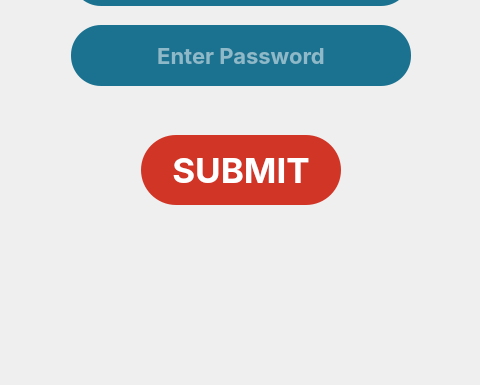
Above: Project/mainwindow.ui from MuhammadHuzaifak2025/DSA_PROJECT before the change; both pictures show x 429 to 909 and y 335 to 720 of the 1280 by 720 pixel window. Below: the same form after it.
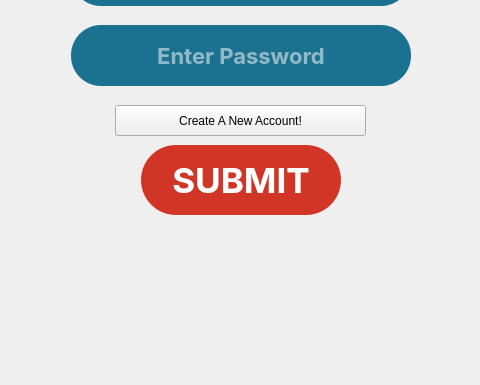
That is the form after the change. Icons and pictures are not drawn.

Commit message: login and new user functionalities

```diff
--- a/Project/mainwindow.ui
+++ b/Project/mainwindow.ui
@@ -112,7 +112,7 @@
     <property name="geometry">
      <rect>
       <x>570</x>
-      <y>470</y>
+      <y>480</y>
       <width>200</width>
       <height>70</height>
      </rect>
@@ -134,6 +134,19 @@
      <string>SUBMIT</string>
     </property>
    </widget>
+   <widget class="QPushButton" name="pushButton_newUser">
+    <property name="geometry">
+     <rect>
+      <x>544</x>
+      <y>440</y>
+      <width>251</width>
+      <height>31</height>
+     </rect>
+    </property>
+    <property name="text">
+     <string>Create A New Account!</string>
+    </property>
+   </widget>
   </widget>
  </widget>
  <resources/>
```
Left out of the diff: 6 changed lines with no effect on the pictures. The commit also changes 46 other files.
